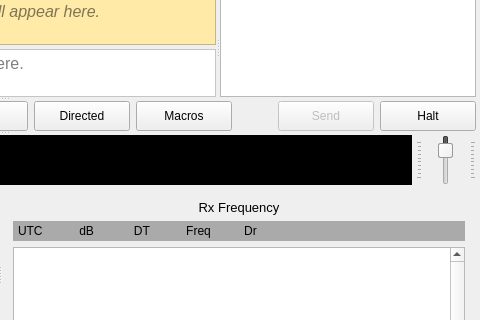
First picture: the form in mainwindow.ui, repository qcmiao1998/js8call, before the edit; both pictures show x 480 to 960 and y 140 to 460 of the 960 by 868 pixel window.
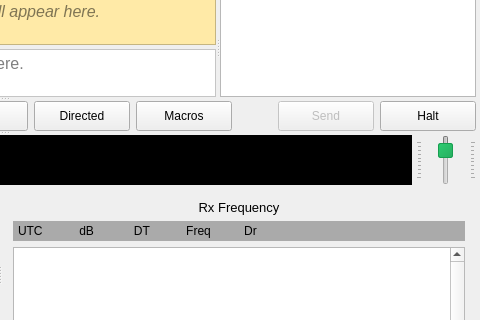
Second picture: the form after the edit. Custom widgets are drawn as their Qt base class.

Commit message: Updated slider handle color

Diff of the .ui file:
```diff
--- a/mainwindow.ui
+++ b/mainwindow.ui
@@ -1438,16 +1438,17 @@
                </property>
                <property name="styleSheet">
                 <string notr="true">QSlider {
-selection-background-color: rgb(70, 70, 70);
+selection-background-color: rgb(170, 170, 170);
 }
 
 QSlider::groove:vertical{
 width:60px;
+/*background-color:transparent;*/
 }
 
 QSlider::handle:vertical {
-background: qlineargradient(x1:0, y1:0, x2:1, y2:1, stop:0 #fefefe, stop:1 #eee);
-border:1px solid #999;
+background: qlineargradient(x1:0, y1:0, x2:1, y2:1, stop:0 #2ecc71, stop:1 #27ae60);
+border:1px solid #179e50;
 width:30px;
 height:30px;
 margin:-2px -8px;
```
Left out of the diff: 16 changed lines with no effect on the pictures.
